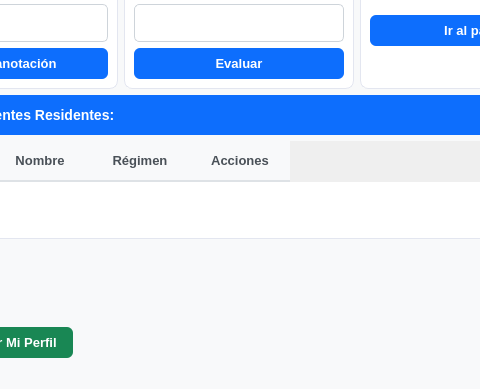
mbatla00/cediza_IS, file src/vista/ui/trabajador/trabajador_dashboard.ui: the form before one commit; both pictures show x 120 to 600 and y 118 to 507 of the 718 by 507 pixel window.
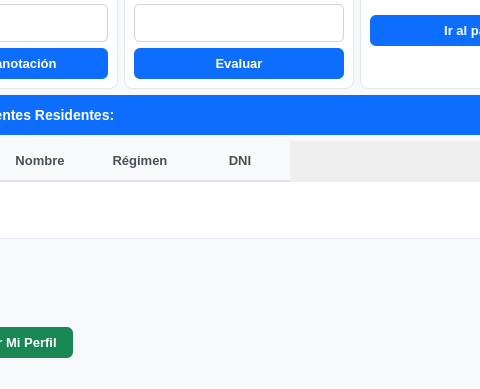
The form after the commit.

Patch:
```diff
--- a/src/vista/ui/trabajador/trabajador_dashboard.ui
+++ b/src/vista/ui/trabajador/trabajador_dashboard.ui
@@ -89,12 +89,20 @@
     border-bottom-right-radius: 5px;
 }
 
-/* Menú interno desplegado */
+/* Menú interno desplegado (CORREGIDO) */
 QComboBox QAbstractItemView {
     background-color: #ffffff;
+    color: #212529; /* OBLIGAMOS a que el texto sea oscuro */
     border: 1px solid #ced4da;
     selection-background-color: #0d6efd;
     selection-color: #ffffff;
+    outline: none; /* Quita el borde punteado molesto de Windows/Linux */
+}
+
+/* Altura y espaciado de las opciones para que sea más fácil hacer clic */
+QComboBox QAbstractItemView::item {
+    min-height: 28px;
+    padding-left: 8px;
 }
 
 /* ================================================
@@ -169,6 +177,7 @@
     border-bottom-right-radius: 8px;
     gridline-color: #f1f3f9;         /* Líneas de cuadrícula muy sutiles */
     font-size: 13px;
+    color: #212529;                  /* Aseguramos que el texto de la tabla sea oscuro */
 }
 
 /* Títulos de las columnas (Nombre, Régimen, Acciones) */
@@ -320,7 +329,7 @@
       </column>
       <column>
        <property name="text">
-        <string>Acciones</string>
+        <string>DNI</string>
        </property>
       </column>
      </widget>
```
